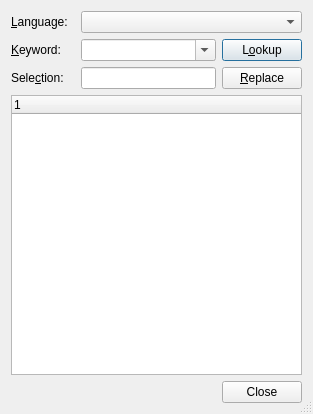
Qt form src/frontends/qt4/ui/ThesaurusUi.ui (cburschka/lyx) before a commit.
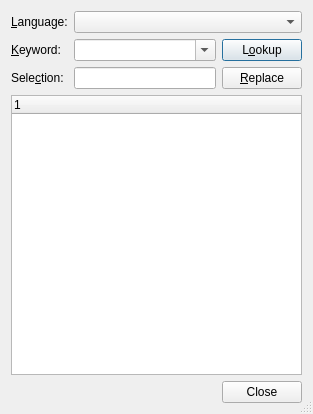
The same form after that commit.

Commit message:
Theasurus dialog layout fixes
Patch by Daniel Ramöller (racoon)

Diff of the .ui file:
```diff
--- a/src/frontends/qt4/ui/ThesaurusUi.ui
+++ b/src/frontends/qt4/ui/ThesaurusUi.ui
@@ -16,7 +16,7 @@
   <property name="sizeGripEnabled">
    <bool>true</bool>
   </property>
-  <layout class="QGridLayout" name="gridLayout">
+  <layout class="QGridLayout" name="gridLayout" columnstretch="0,1,1,0">
    <item row="0" column="0">
     <widget class="QLabel" name="languageLA">
      <property name="text">
```
